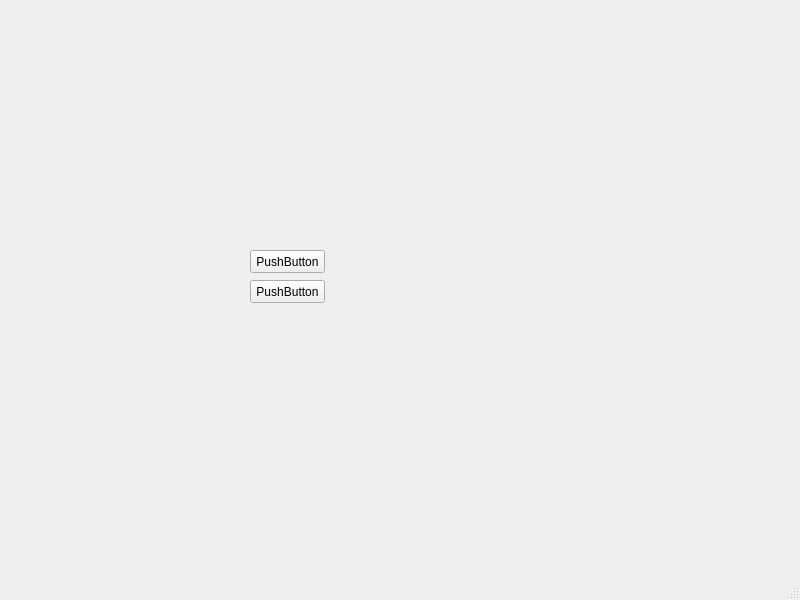
Above: App/Testes/Compatibilidade/Teste2/src/main/python/teste2.ui from wesleyrodrigues/TCC before the change. Below: the same form after it.
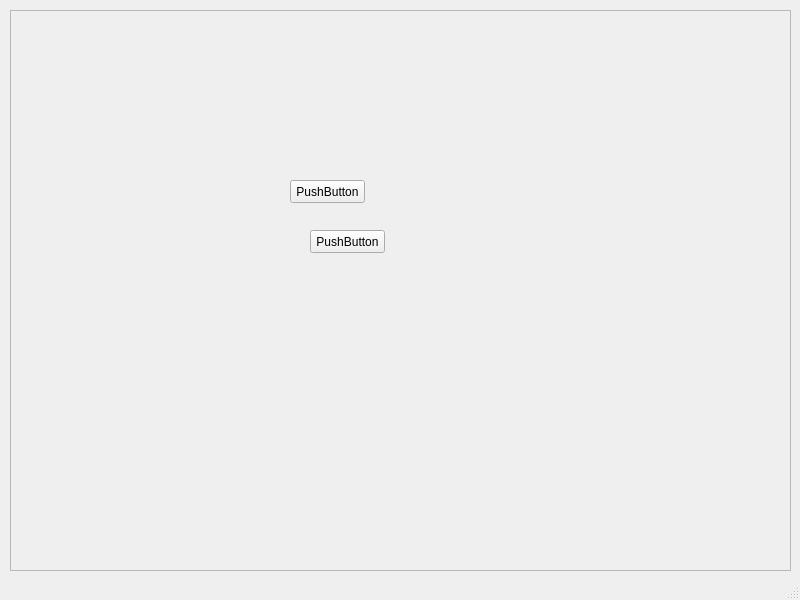
That is the form after the change.

The edit to the form file:
```diff
--- a/App/Testes/Compatibilidade/Teste2/src/main/python/teste2.ui
+++ b/App/Testes/Compatibilidade/Teste2/src/main/python/teste2.ui
@@ -14,11 +14,29 @@
    <string>MainWindow</string>
   </property>
   <widget class="QWidget" name="centralwidget">
+   <widget class="QFrame" name="frame">
+    <property name="geometry">
+     <rect>
+      <x>10</x>
+      <y>10</y>
+      <width>781</width>
+      <height>561</height>
+     </rect>
+    </property>
+    <property name="acceptDrops">
+     <bool>true</bool>
+    </property>
+    <property name="frameShape">
+     <enum>QFrame::StyledPanel</enum>
+    </property>
+    <property name="frameShadow">
+     <enum>QFrame::Raised</enum>
+    </property>
    <widget class="QPushButton" name="pushButton">
     <property name="geometry">
      <rect>
-      <x>250</x>
-      <y>250</y>
+       <x>280</x>
+       <y>170</y>
       <width>75</width>
       <height>23</height>
      </rect>
@@ -30,8 +48,8 @@
    <widget class="QPushButton" name="pushButton_2">
     <property name="geometry">
      <rect>
-      <x>250</x>
-      <y>280</y>
+       <x>300</x>
+       <y>220</y>
       <width>75</width>
       <height>23</height>
      </rect>
@@ -39,6 +57,7 @@
     <property name="text">
      <string>PushButton</string>
     </property>
+    </widget>
    </widget>
   </widget>
   <widget class="QMenuBar" name="menubar">
```
Left out of the diff: 6 changed lines with no effect on the pictures. Lines whose indentation alone changed are shown as unchanged.
